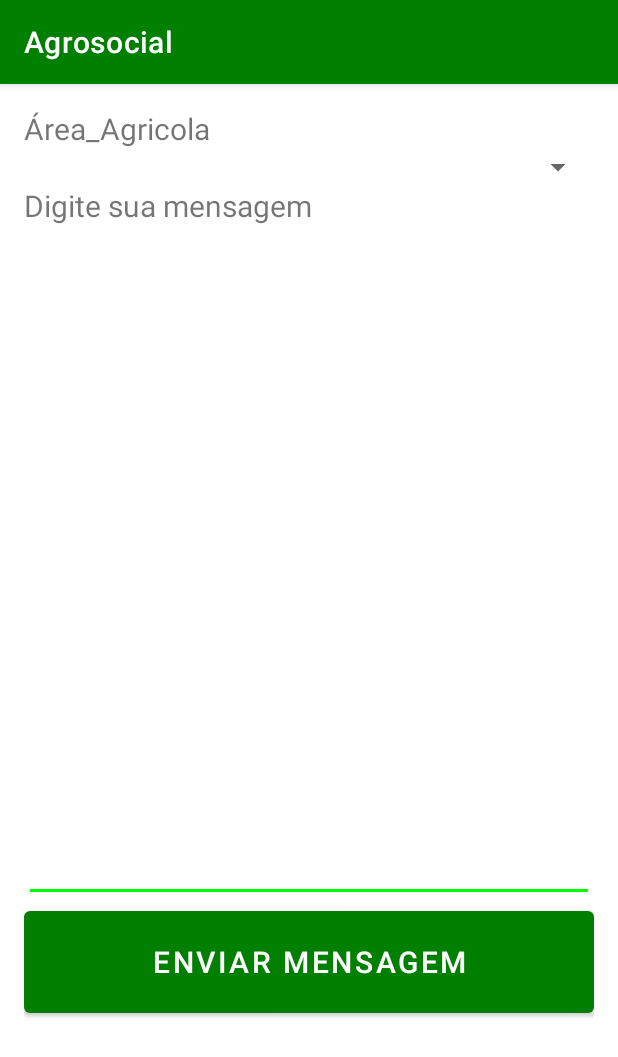
After one commit to m4rc0s5/Agrosocial, an Android app: the NovaMsgActivity screen opened directly, with no data from a screen before it, on a phone screen of 412 x 824 dp. The commit adds this screen. Shown: the top 1057 px of the screen. Run offline under Robolectric (Android 15) with nearby library versions, the phone set to English and light mode, and no system bars.

Commit message:
Criei tela de mensagem

```diff
--- a/app/src/main/java/com/marcos/longhini/agrosocial/CadastroActivity.java
+++ b/app/src/main/java/com/marcos/longhini/agrosocial/CadastroActivity.java
@@ -79,6 +79,8 @@ public class CadastroActivity extends AppCompatActivity {
 
 // Apply the changes
         editor.apply();
+        Ferramentas.mensagem_Tela(CadastroActivity.this,"Cadastro realizado com sucesso");
+        onBackPressed();
     }
     public void tirarfoto(View view) {
         Intent intent = new Intent(MediaStore.ACTION_IMAGE_CAPTURE);
--- /dev/null
+++ b/app/src/main/java/com/marcos/longhini/agrosocial/NovaMsgActivity.java
@@ -0,0 +1,28 @@
+package com.marcos.longhini.agrosocial;
+
+import androidx.appcompat.app.AppCompatActivity;
+
+import android.os.Bundle;
+import android.view.View;
+import android.widget.EditText;
+import android.widget.Spinner;
+
+public class NovaMsgActivity extends AppCompatActivity {
+private Spinner spinner;
+private EditText txtMsg;
+    @Override
+    protected void onCreate(Bundle savedInstanceState) {
+        super.onCreate(savedInstanceState);
+        setContentView(R.layout.activity_nova_msg);
+        txtMsg = findViewById(R.id.txtMensagem);
+        spinner = findViewById(R.id.spArea);
+        //popular o spinner
+    }
+
+    public void enviarClick(View view) {
+        //mandar para o Firebase
+        String area = spinner.getSelectedItem().toString();
+        String mensagem = txtMsg.getText().toString();
+
+    }
+}
--- a/app/src/main/java/com/marcos/longhini/agrosocial/Tela_entrada.java
+++ b/app/src/main/java/com/marcos/longhini/agrosocial/Tela_entrada.java
@@ -16,7 +16,7 @@ public class Tela_entrada extends AppCompatActivity {
     }
 
     public void Login(View view) {
-        Intent intent = new Intent(Tela_entrada.this,Login.class);
+        Intent intent = new Intent(Tela_entrada.this, LoginActivity.class);
         startActivity(intent);
 
     }
--- /dev/null
+++ b/app/src/main/res/drawable/ic_add.xml
@@ -0,0 +1,5 @@
+<vector android:height="24dp" android:tint="#FAFAFA"
+    android:viewportHeight="24" android:viewportWidth="24"
+    android:width="24dp" xmlns:android="http://schemas.android.com/apk/res/android">
+    <path android:fillColor="@android:color/white" android:pathData="M19,13h-6v6h-2v-6H5v-2h6V5h2v6h6v2z"/>
+</vector>
--- a/app/src/main/res/layout/activity_login.xml
+++ b/app/src/main/res/layout/activity_login.xml
@@ -6,7 +6,7 @@
     android:layout_height="match_parent"
     android:layout_margin="12dp"
     android:orientation="vertical"
-    tools:context=".Login">
+    tools:context=".LoginActivity">
 
 
     <TextView
--- /dev/null
+++ b/app/src/main/res/layout/activity_nova_msg.xml
@@ -0,0 +1,42 @@
+<?xml version="1.0" encoding="utf-8"?>
+<LinearLayout xmlns:android="http://schemas.android.com/apk/res/android"
+    xmlns:app="http://schemas.android.com/apk/res-auto"
+    xmlns:tools="http://schemas.android.com/tools"
+    android:layout_width="match_parent"
+    android:layout_height="match_parent"
+    android:layout_margin="16dp"
+    android:orientation="vertical"
+    tools:context=".NovaMsgActivity">
+
+
+    <TextView
+        android:layout_width="match_parent"
+        android:layout_height="wrap_content"
+        android:text = "Área_Agricola"
+        android:textSize= "20sp"></TextView>
+    <Spinner
+        android:id = "@+id/spArea"
+        android:layout_width="match_parent"
+        android:layout_height="wrap_content"></Spinner>
+
+    <TextView
+        android:layout_width="match_parent"
+        android:layout_height="wrap_content"
+        android:text = "Digite sua mensagem"
+        android:textSize= "20sp"></TextView>
+
+    <EditText
+        android:id = "@+id/txtMensagem"
+        android:layout_width="match_parent"
+        android:layout_height="wrap_content"
+        android:lines = "20"
+        android:inputType = "textMultiLine"/>
+
+    <Button
+        android:layout_width="match_parent"
+        android:layout_height="80dp"
+        android:text = "Enviar Mensagem"
+        android:onClick = "enviarClick"
+        android:textSize= "20sp"/>
+
+</LinearLayout>
```
Also changed, not shown: app/src/main/AndroidManifest.xml (+7 -8 lines), app/src/main/java/com/marcos/longhini/agrosocial/LoginActivity.java (renamed from app/src/main/java/com/marcos/longhini/agrosocial/Login.java, +4 -4 lines), app/src/main/java/com/marcos/longhini/agrosocial/TimelineActivity.java (+11 -0 lines), app/src/main/res/layout/activity_tela_entrada.xml (+4 -6 lines), app/src/main/res/layout/activity_timeline.xml (+16 -0 lines).
